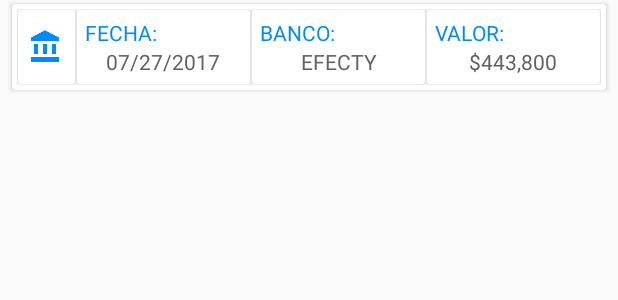
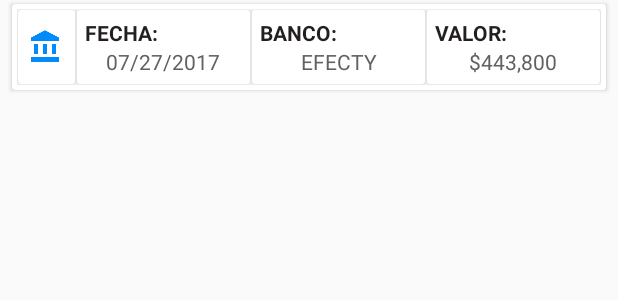
Before and after one commit to dupreemovil/DupreeBolivia--master, an Android app: the layout adapter_pagos_realizados.xml on its own in the app's theme, with its tools: preview values and no code run, on a phone screen of 412 x 824 dp. Shown: the top 300 px of the screen. Run offline under Robolectric (Android 15) with nearby library versions, the phone set to English and light mode, and no system bars; network calls fail.

Commit message:
change color to pagos realizados screen

```diff
--- a/app/src/main/java/com/dupreincabolivia/dupree/mh_adapters/MH_Adapter_Pagos_Realiz.java
+++ b/app/src/main/java/com/dupreincabolivia/dupree/mh_adapters/MH_Adapter_Pagos_Realiz.java
@@ -57,7 +57,7 @@ public class MH_Adapter_Pagos_Realiz extends RecyclerView.Adapter<MH_Adapter_Pag
         NumberFormat formatter = NumberFormat.getInstance(Locale.US);
         holder.tvValor.setText("Bs/. ".concat(formatter.format(listFilter.get(position).getValor())));
 
-        holder.cardViedPagos.setCardBackgroundColor(position%2!=0 ? mContext.getResources().getColor(R.color.transp_Accent) : mContext.getResources().getColor(R.color.transp_azulDupree));
+        holder.cardViedPagos.setCardBackgroundColor(position%2!=0 ? mContext.getResources().getColor(R.color.new_blackc) : mContext.getResources().getColor(R.color.new_amarillo_114C));
 
     }
 
--- a/app/src/main/res/layout/adapter_pagos_realizados.xml
+++ b/app/src/main/res/layout/adapter_pagos_realizados.xml
@@ -71,14 +71,15 @@
                         android:layout_margin="5dp"
                         android:layout_width="match_parent"
                         android:layout_height="wrap_content">
+
                         <TextView
                             android:layout_width="match_parent"
                             android:layout_height="wrap_content"
                             android:gravity="start"
-                            android:textStyle="normal"
+                            android:text="FECHA:"
+                            android:textColor="@color/new_blackc"
                             android:textSize="14sp"
-                            android:textColor="@color/azulDupree"
-                            android:text="FECHA:"/>
+                            android:textStyle="normal|bold" />
 
                         <TextView
                             android:id="@+id/tvFecha"
@@ -107,14 +108,15 @@
                         android:layout_margin="5dp"
                         android:layout_width="match_parent"
                         android:layout_height="wrap_content">
+
                         <TextView
                             android:layout_width="match_parent"
                             android:layout_height="wrap_content"
                             android:gravity="start"
-                            android:textStyle="normal"
+                            android:text="BANCO:"
+                            android:textColor="@color/new_blackc"
                             android:textSize="14sp"
-                            android:textColor="@color/azulDupree"
-                            android:text="BANCO:"/>
+                            android:textStyle="normal|bold" />
                         <TextView
                             android:id="@+id/tvBanco"
                             android:layout_width="match_parent"
@@ -142,14 +144,15 @@
                         android:layout_margin="5dp"
                         android:layout_width="match_parent"
                         android:layout_height="wrap_content">
+
                         <TextView
                             android:layout_width="match_parent"
                             android:layout_height="wrap_content"
                             android:gravity="start"
-                            android:textStyle="normal"
+                            android:text="VALOR:"
+                            android:textColor="@color/new_blackc"
                             android:textSize="14sp"
-                            android:textColor="@color/azulDupree"
-                            android:text="VALOR:"/>
+                            android:textStyle="normal|bold" />
                         <TextView
                             android:id="@+id/tvValor"
                             android:layout_width="match_parent"
```
